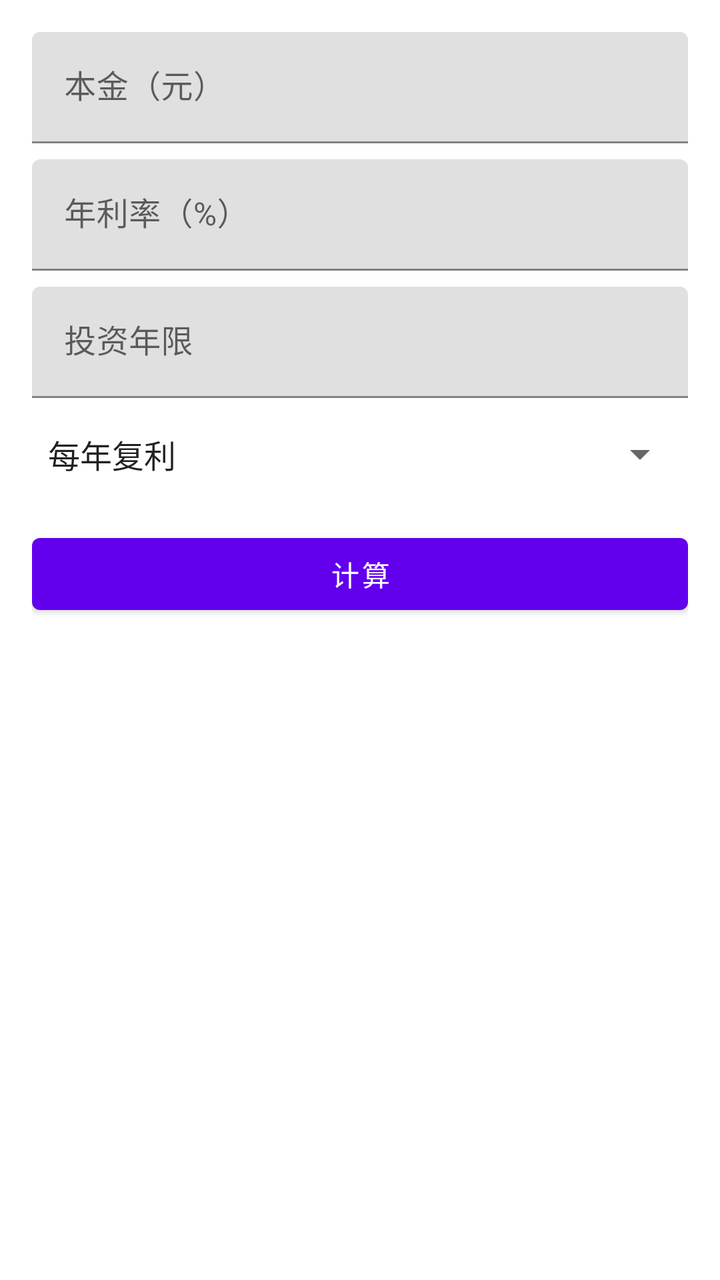
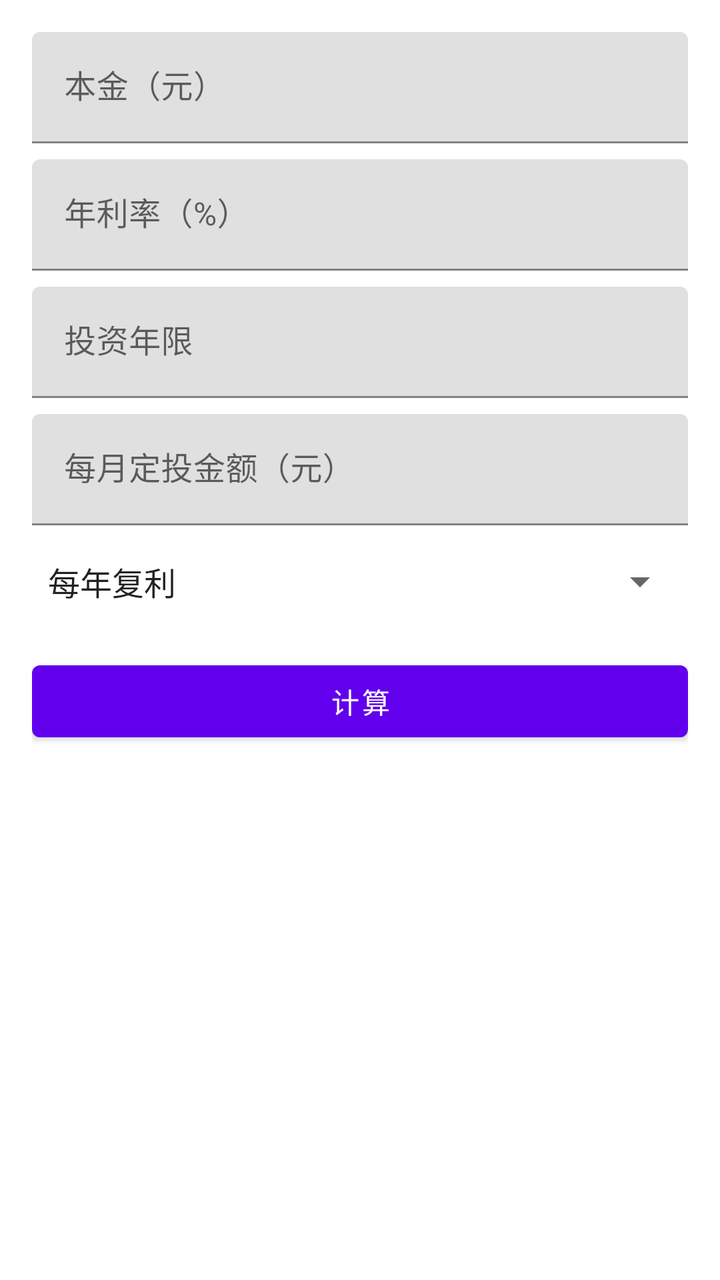

Before-and-after screenshots of an Android layout around one commit, followed by the original layout XML and the change that was made.
<!-- AndroidManifest.xml: application theme Theme.Rawaudioplay -->
<!-- res/layout/fragment_calc.xml -->
<?xml version="1.0" encoding="utf-8"?>
<LinearLayout xmlns:android="http://schemas.android.com/apk/res/android"
    xmlns:app="http://schemas.android.com/apk/res-auto"
    android:layout_width="match_parent"
    android:layout_height="match_parent"
    android:orientation="vertical"
    android:padding="16dp">

    
    <com.google.android.material.textfield.TextInputLayout
        android:layout_width="match_parent"
        android:layout_height="wrap_content"
        android:hint="本金（元）">
        <EditText
            android:id="@+id/principal_input"
            android:layout_width="match_parent"
            android:layout_height="wrap_content"
            android:inputType="numberDecimal"/>
    </com.google.android.material.textfield.TextInputLayout>

    
    <com.google.android.material.textfield.TextInputLayout
        android:layout_width="match_parent"
        android:layout_height="wrap_content"
        android:hint="年利率（%）"
        android:layout_marginTop="8dp">
        <EditText
            android:id="@+id/rate_input"
            android:layout_width="match_parent"
            android:layout_height="wrap_content"
            android:inputType="numberDecimal"/>
    </com.google.android.material.textfield.TextInputLayout>

    
    <com.google.android.material.textfield.TextInputLayout
        android:layout_width="match_parent"
        android:layout_height="wrap_content"
        android:hint="投资年限"
        android:layout_marginTop="8dp">
        <EditText
            android:id="@+id/years_input"
            android:layout_width="match_parent"
            android:layout_height="wrap_content"
            android:inputType="number"/>
    </com.google.android.material.textfield.TextInputLayout>

    
    <Spinner
        android:id="@+id/frequency_spinner"
        android:layout_width="match_parent"
        android:layout_height="wrap_content"
        android:layout_marginTop="16dp"
        android:entries="@array/compound_frequency_options"/>

    
    <Button
        android:id="@+id/calculate_button"
        android:layout_width="match_parent"
        android:layout_height="wrap_content"
        android:layout_marginTop="24dp"
        android:text="计算"/>

    
    <TextView
        android:id="@+id/result_text"
        android:layout_width="match_parent"
        android:layout_height="wrap_content"
        android:layout_marginTop="16dp"
        android:textSize="18sp"
        android:textStyle="bold"/>

</LinearLayout>
<!-- resources referenced by this layout -->
<resources>
  <string-array name="compound_frequency_options">
          <item>每年复利</item>
          <item>每季度复利</item>
          <item>每月复利</item>
      </string-array>
  <style name="Theme.Rawaudioplay" parent="Theme.MaterialComponents.DayNight.DarkActionBar">
          
          <item name="colorPrimary">@color/purple_500</item>
          <item name="colorPrimaryVariant">@color/purple_700</item>
          <item name="colorOnPrimary">@color/white</item>
          
          <item name="colorSecondary">@color/teal_200</item>
          <item name="colorSecondaryVariant">@color/teal_700</item>
          <item name="colorOnSecondary">@color/black</item>
          
          <item name="android:statusBarColor">?attr/colorPrimaryVariant</item>
          
      </style>
  <color name="purple_500">#FF6200EE</color>
  <color name="purple_700">#FF3700B3</color>
  <color name="white">#FFFFFFFF</color>
  <color name="teal_200">#FF03DAC5</color>
  <color name="teal_700">#FF018786</color>
  <color name="black">#FF000000</color>
</resources>

<!-- the commit's change to res/layout/fragment_calc.xml (unified diff, before → after) -->
@@ -1,72 +1,90 @@
 <?xml version="1.0" encoding="utf-8"?>
-<LinearLayout xmlns:android="http://schemas.android.com/apk/res/android"
-    xmlns:app="http://schemas.android.com/apk/res-auto"
+<ScrollView xmlns:android="http://schemas.android.com/apk/res/android"
     android:layout_width="match_parent"
     android:layout_height="match_parent"
-    android:orientation="vertical"
-    android:padding="16dp">
+    android:fillViewport="true">
 
-    
-    <com.google.android.material.textfield.TextInputLayout
+    <LinearLayout
         android:layout_width="match_parent"
         android:layout_height="wrap_content"
-        android:hint="本金（元）">
-        <EditText
-            android:id="@+id/principal_input"
+        android:orientation="vertical"
+        android:padding="16dp">
+
+        
+        <com.google.android.material.textfield.TextInputLayout
             android:layout_width="match_parent"
             android:layout_height="wrap_content"
-            android:inputType="numberDecimal"/>
-    </com.google.android.material.textfield.TextInputLayout>
+            android:hint="本金（元）">
+            <EditText
+                android:id="@+id/principal_input"
+                android:layout_width="match_parent"
+                android:layout_height="wrap_content"
+                android:inputType="numberDecimal"/>
+        </com.google.android.material.textfield.TextInputLayout>
 
-    
-    <com.google.android.material.textfield.TextInputLayout
-        android:layout_width="match_parent"
-        android:layout_height="wrap_content"
-        android:hint="年利率（%）"
-        android:layout_marginTop="8dp">
-        <EditText
-            android:id="@+id/rate_input"
+        
+        <com.google.android.material.textfield.TextInputLayout
             android:layout_width="match_parent"
             android:layout_height="wrap_content"
-            android:inputType="numberDecimal"/>
-    </com.google.android.material.textfield.TextInputLayout>
+            android:hint="年利率（%）"
+            android:layout_marginTop="8dp">
+            <EditText
+                android:id="@+id/rate_input"
+                android:layout_width="match_parent"
+                android:layout_height="wrap_content"
+                android:inputType="numberDecimal"/>
+        </com.google.android.material.textfield.TextInputLayout>
 
-    
-    <com.google.android.material.textfield.TextInputLayout
-        android:layout_width="match_parent"
-        android:layout_height="wrap_content"
-        android:hint="投资年限"
-        android:layout_marginTop="8dp">
-        <EditText
-            android:id="@+id/years_input"
+        
+        <com.google.android.material.textfield.TextInputLayout
             android:layout_width="match_parent"
             android:layout_height="wrap_content"
-            android:inputType="number"/>
-    </com.google.android.material.textfield.TextInputLayout>
+            android:hint="投资年限"
+            android:layout_marginTop="8dp">
+            <EditText
+                android:id="@+id/years_input"
+                android:layout_width="match_parent"
+                android:layout_height="wrap_content"
+                android:inputType="number"/>
+        </com.google.android.material.textfield.TextInputLayout>
 
-    
-    <Spinner
-        android:id="@+id/frequency_spinner"
-        android:layout_width="match_parent"
-        android:layout_height="wrap_content"
-        android:layout_marginTop="16dp"
-        android:entries="@array/compound_frequency_options"/>
+        
+        <com.google.android.material.textfield.TextInputLayout
+            android:layout_width="match_parent"
+            android:layout_height="wrap_content"
+            android:hint="每月定投金额（元）"
+            android:layout_marginTop="8dp">
+            <EditText
+                android:id="@+id/monthly_input"
+                android:layout_width="match_parent"
+                android:layout_height="wrap_content"
+                android:inputType="numberDecimal"/>
+        </com.google.android.material.textfield.TextInputLayout>
 
-    
-    <Button
-        android:id="@+id/calculate_button"
-        android:layout_width="match_parent"
-        android:layout_height="wrap_content"
-        android:layout_marginTop="24dp"
-        android:text="计算"/>
+        
+        <Spinner
+            android:id="@+id/frequency_spinner"
+            android:layout_width="match_parent"
+            android:layout_height="wrap_content"
+            android:layout_marginTop="16dp"
+            android:entries="@array/compound_frequency_options"/>
 
-    
-    <TextView
-        android:id="@+id/result_text"
-        android:layout_width="match_parent"
-        android:layout_height="wrap_content"
-        android:layout_marginTop="16dp"
-        android:textSize="18sp"
-        android:textStyle="bold"/>
+        
+        <Button
+            android:id="@+id/calculate_button"
+            android:layout_width="match_parent"
+            android:layout_height="wrap_content"
+            android:layout_marginTop="24dp"
+            android:text="计算"/>
 
-</LinearLayout>
+        
+        <TextView
+            android:id="@+id/result_text"
+            android:layout_width="match_parent"
+            android:layout_height="wrap_content"
+            android:layout_marginTop="16dp"
+            android:textSize="18sp"
+            android:textStyle="bold"/>
+
+    </LinearLayout>
+</ScrollView>
